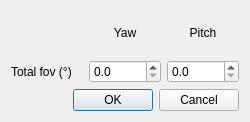
This is papywizard/view/totalFovDialog.ui in bingostar89/Papywizard as Qt 5 draws it before an edit. The edited form follows.
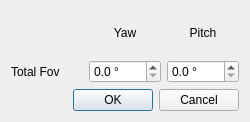
This is the edited form. Icons and pictures are not drawn.

Diff of the .ui file:
```diff
--- a/papywizard/view/totalFovDialog.ui
+++ b/papywizard/view/totalFovDialog.ui
@@ -45,12 +45,15 @@
      <item row="1" column="0" >
       <widget class="QLabel" name="label_2" >
        <property name="text" >
-        <string>Total fov (°)</string>
+        <string>Total Fov</string>
        </property>
       </widget>
      </item>
      <item row="1" column="1" >
       <widget class="QDoubleSpinBox" name="yawFovDoubleSpinBox" >
+       <property name="suffix" >
+        <string> °</string>
+       </property>
        <property name="decimals" >
         <number>1</number>
        </property>
@@ -61,6 +64,9 @@
      </item>
      <item row="1" column="2" >
       <widget class="QDoubleSpinBox" name="pitchFovDoubleSpinBox" >
+       <property name="suffix" >
+        <string> °</string>
+       </property>
        <property name="decimals" >
         <number>1</number>
        </property>
```
